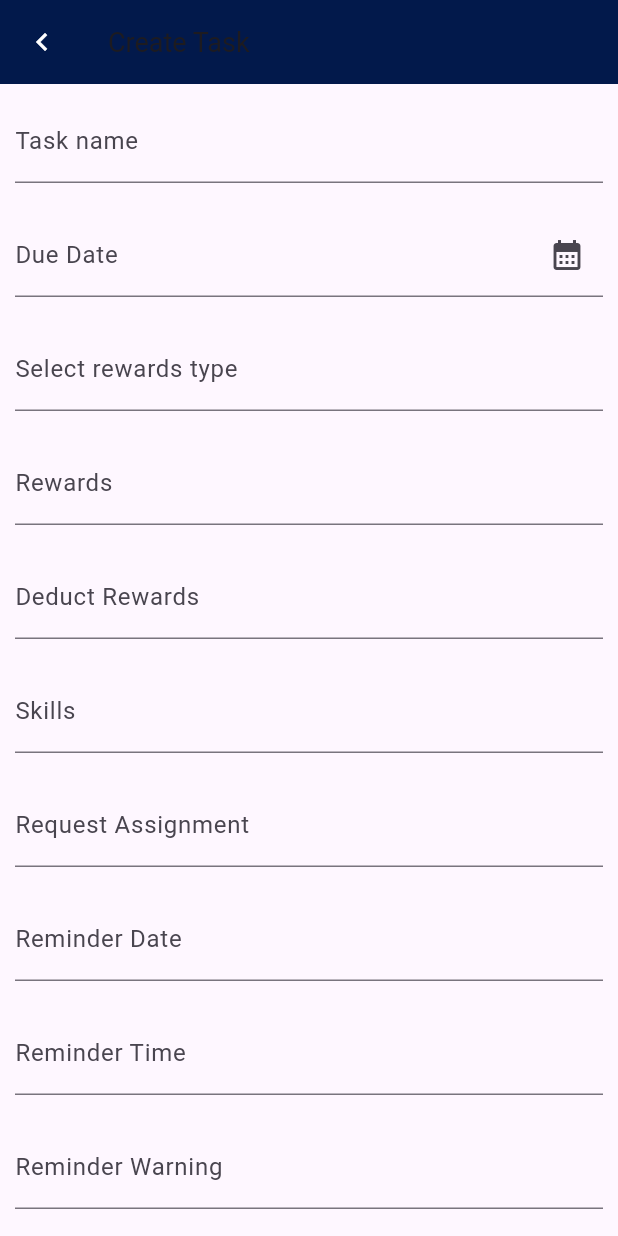
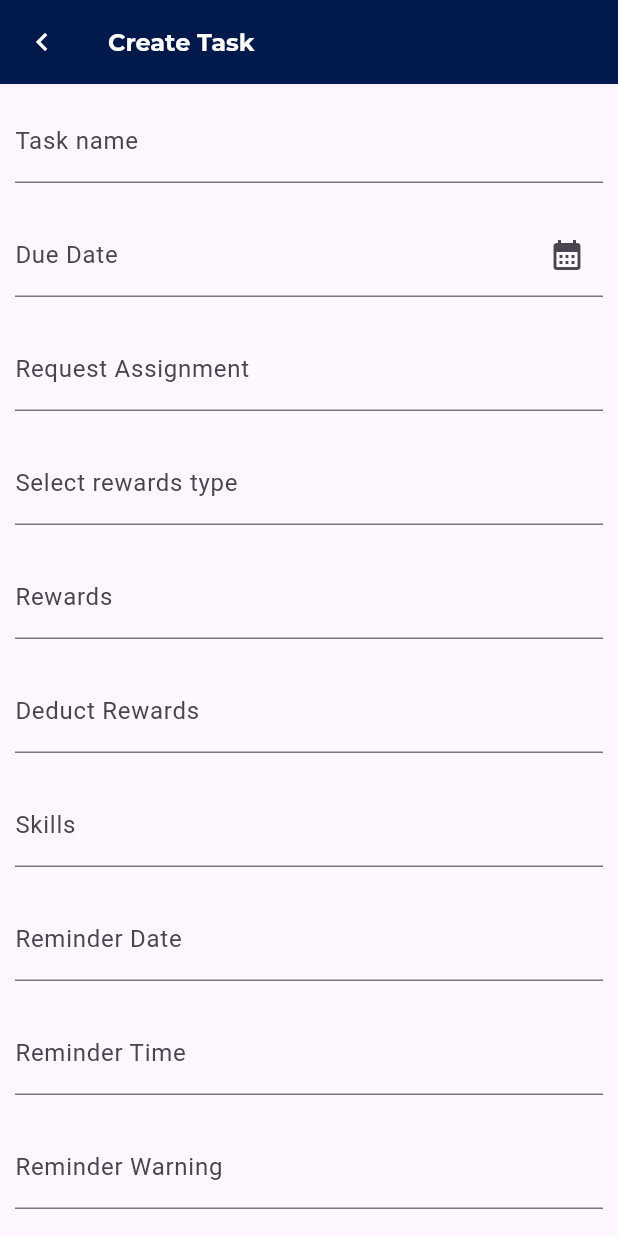
Before and after one commit to iCoder38/journey_recorded, a Flutter app: the CreateTaskScreen screen opened directly with empty values, on a phone screen of 412 x 824 dp. Run offline on Flutter 3.47's test engine with Material 3 defaults, Android fonts, the light colour scheme and no system bars; our stand-ins replace badges, cloud_firestore, dropdown_textfield, firebase_core, firebase_messaging, flutter_markdown and 5 more; missing offline and left inert: adaptive_action_sheet, dart:ffi, flutter_email_sender, flutter_phone_direct_caller, flutter_stripe; accounts and stored records are empty; Roboto replaces fonts that are missing (Avenir Next).

Commit message:
6-october-2023=>12:57pm

```diff
--- a/lib/task/create_task/create_task.dart
+++ b/lib/task/create_task/create_task.dart
@@ -120,12 +120,10 @@ class _CreateTaskScreenState extends State<CreateTaskScreen> {
   Widget build(BuildContext context) {
     return Scaffold(
       appBar: AppBar(
-        title: Text(
+        title: text_bold_style_custom(
           'Create Task',
-          style: TextStyle(
-            fontFamily: font_style_name,
-            fontSize: 18.0,
-          ),
+          Colors.white,
+          16.0,
         ),
         backgroundColor: navigation_color,
         leading: IconButton(
@@ -204,146 +202,7 @@ class _CreateTaskScreenState extends State<CreateTaskScreen> {
                   },
                 ),
               ),
-              Container(
-                margin: const EdgeInsets.all(
-                  10.0,
-                ),
-                child: TextFormField(
-                  readOnly: true,
-                  controller: cont_rewards_type,
-                  decoration: const InputDecoration(
-                    // // border: OutlineInputBorder(),
-                    labelText: 'Select rewards type',
-                  ),
-                  validator: (value) {
-                    if (value == null || value.isEmpty) {
-                      return 'Please enter value';
-                    }
-                    return null;
-                  },
-                  onTap: () {
               //
-                    openSelectRewardsType(context);
-                  },
-                ),
-              ),
-              (str_user_select_item == '1')
-                  ? GestureDetector(
-                      onTap: () {
-                        //
-                        showActionSheet_for_camera_gallery(context);
-                      },
-                      child: Column(
-                        children: [
-                          text_regular_style_custom(
-                            'Upload Reward Image',
-                            Colors.black,
-                            14.0,
-                          ),
-                          //
-                          const SizedBox(
-                            height: 8,
-                          ),
-                          //
-                          (imageFile == null)
-                              ? Container(
-                                  height: 120,
-                                  width: 120,
-                                  decoration: BoxDecoration(
-                                    border: Border.all(
-                                      width: 0.2,
-                                      color: Colors.black,
-                                    ),
-                                    color: Colors.white,
-                                    borderRadius: BorderRadius.circular(
-                                      12.0,
-                                    ),
-                                  ),
-                                  child: ClipRRect(
-                                    borderRadius: BorderRadius.circular(8.0),
-                                    child: Image.asset(
-                                      'assets/images/logo.png',
-                                    ),
-                                  ),
-                                )
-                              : Container(
-                                  height: 120,
-                                  width: 120,
-                                  decoration: BoxDecoration(
-                                    border: Border.all(
-                                      width: 0.2,
-                                      color: Colors.black,
-                                    ),
-                                    color: Colors.white,
-                                    borderRadius: BorderRadius.circular(
-                                      12.0,
-                                    ),
-                                  ),
-                                  child: ClipRRect(
-                                    borderRadius: BorderRadius.circular(8.0),
-                                    child: Image.file(
-                                      fit: BoxFit.cover,
-                                      imageFile!,
-                                      height: 150.0,
-                                      width: 100.0,
-                                    ),
-                                  ),
-                                ),
-                        ],
-                      ),
-                    )
-                  : Container(
-                      margin: const EdgeInsets.all(
-                        10.0,
-                      ),
-                      child: TextFormField(
-                        controller: cont_rewards,
-                        decoration: const InputDecoration(
-                          // border: OutlineInputBorder(),
-                          labelText: 'Rewards',
-                        ),
-                        validator: (value) {
-                          if (value == null || value.isEmpty) {
-                            return 'Please enter value';
-                          }
-                          return null;
-                        },
-                        keyboardType: TextInputType.number,
-                      ),
-                    ),
-              (str_user_select_item == '1')
-                  ? const SizedBox()
-                  : Container(
-                      margin: const EdgeInsets.all(
-                        10.0,
-                      ),
-                      child: TextFormField(
-                        controller: cont_deduct_rewards,
-                        decoration: const InputDecoration(
-                          // border: OutlineInputBorder(),
-                          labelText: 'Deduct Rewards',
-                        ),
-                        keyboardType: TextInputType.number,
-                      ),
-                    ),
-              Container(
-                margin: const EdgeInsets.all(
-                  10.0,
-                ),
-                child: TextFormField(
-                  controller: cont_skills,
-                  decoration: const InputDecoration(
-                    // border: OutlineInputBorder(),
-                    labelText: 'Skills',
-                  ),
-                  validator: (value) {
-                    if (value == null || value.isEmpty) {
-                      return 'Please enter value';
-                    }
-                    return null;
-                  },
-                ),
-              ),
               (str_user_select_which_profile == '1')
                   ? Container(
                       margin: const EdgeInsets.all(
@@ -393,7 +252,161 @@ class _CreateTaskScreenState extends State<CreateTaskScreen> {
                         },
                       ),
                     ),
-              Container(
+              //
+              (str_user_select_which_profile == '1')
+                  ? const SizedBox()
+                  : Container(
+                      margin: const EdgeInsets.all(
+                        10.0,
+                      ),
+                      child: TextFormField(
+                        readOnly: true,
+                        controller: cont_rewards_type,
+                        decoration: const InputDecoration(
+                          // // border: OutlineInputBorder(),
+                          labelText: 'Select rewards type',
+                        ),
+                        validator: (value) {
+                          if (value == null || value.isEmpty) {
+                            return 'Please enter value';
+                          }
+                          return null;
+                        },
+                        onTap: () {
+                          //
+                          openSelectRewardsType(context);
+                        },
+                      ),
+                    ),
+              (str_user_select_which_profile == '1')
+                  ? const SizedBox()
+                  : (str_user_select_item == '1')
+                      ? GestureDetector(
+                          onTap: () {
+                            //
+                            showActionSheet_for_camera_gallery(context);
+                          },
+                          child: Column(
+                            children: [
+                              text_regular_style_custom(
+                                'Upload Reward Image',
+                                Colors.black,
+                                14.0,
+                              ),
+                              //
+                              const SizedBox(
+                                height: 8,
+                              ),
+                              //
+                              (imageFile == null)
+                                  ? Container(
+                                      height: 120,
+                                      width: 120,
+                                      decoration: BoxDecoration(
+                                        border: Border.all(
+                                          width: 0.2,
+                                          color: Colors.black,
+                                        ),
+                                        color: Colors.white,
+                                        borderRadius: BorderRadius.circular(
+                                          12.0,
+                                        ),
+                                      ),
+                                      child: ClipRRect(
+                                        borderRadius:
+                                            BorderRadius.circular(8.0),
+                                        child: Image.asset(
+                                          'assets/images/logo.png',
+                                        ),
+                                      ),
+                                    )
+                                  : Container(
+                                      height: 120,
+                                      width: 120,
+                                      decoration: BoxDecoration(
+                                        border: Border.all(
+                                          width: 0.2,
+                                          color: Colors.black,
+                                        ),
+                                        color: Colors.white,
+                                        borderRadius: BorderRadius.circular(
+                                          12.0,
+                                        ),
+                                      ),
+                                      child: ClipRRect(
+                                        borderRadius:
+                                            BorderRadius.circular(8.0),
+                                        child: Image.file(
+                                          fit: BoxFit.cover,
+                                          imageFile!,
+                                          height: 150.0,
+                                          width: 100.0,
+                                        ),
+                                      ),
+                                    ),
+                            ],
+                          ),
+                        )
+                      : Container(
+                          margin: const EdgeInsets.all(
+                            10.0,
+                          ),
+                          child: TextFormField(
+                            controller: cont_rewards,
+                            decoration: const InputDecoration(
+                              // border: OutlineInputBorder(),
+                              labelText: 'Rewards',
+                            ),
+                            validator: (value) {
+                              if (value == null || value.isEmpty) {
+                                return 'Please enter value';
+                              }
+                              return null;
+                            },
+                            keyboardType: TextInputType.number,
+                          ),
+                        ),
+              (str_user_select_which_profile == '1')
+                  ? const SizedBox()
+                  : (str_user_select_item == '1')
+                      ? const SizedBox()
+                      : Container(
+                          margin: const EdgeInsets.all(
+                            10.0,
+                          ),
+                          child: TextFormField(
+                            controller: cont_deduct_rewards,
+                            decoration: const InputDecoration(
+                              // border: OutlineInputBorder(),
+                              labelText: 'Deduct Rewards',
+                            ),
+                            keyboardType: TextInputType.number,
+                          ),
+                        ),
+              (str_user_select_which_profile == '1')
+                  ? const SizedBox()
+                  : Container(
+                      margin: const EdgeInsets.all(
+                        10.0,
+                      ),
+                      child: TextFormField(
+                        controller: cont_skills,
+                        decoration: const InputDecoration(
+                          // border: OutlineInputBorder(),
+                          labelText: 'Skills',
+                        ),
+                        validator: (value) {
+                          if (value == null || value.isEmpty) {
+                            return 'Please enter value';
+                          }
+                          return null;
+                        },
+                      ),
+                    ),
+
+              (str_user_select_which_profile == '1')
+                  ? const SizedBox()
+                  : Container(
                       margin: const EdgeInsets.all(
                         10.0,
                       ),
@@ -433,7 +446,9 @@ class _CreateTaskScreenState extends State<CreateTaskScreen> {
                         },
                       ),
                     ),
-              Container(
+              (str_user_select_which_profile == '1')
+                  ? const SizedBox()
+                  : Container(
                       margin: const EdgeInsets.all(
                         10.0,
                       ),
@@ -493,7 +508,9 @@ class _CreateTaskScreenState extends State<CreateTaskScreen> {
                         // },
                       ),
                     ),
-              Container(
+              (str_user_select_which_profile == '1')
+                  ? const SizedBox()
+                  : Container(
                       margin: const EdgeInsets.all(
                         10.0,
                       ),
@@ -511,7 +528,9 @@ class _CreateTaskScreenState extends State<CreateTaskScreen> {
                         },
                       ),
                     ),
-              Container(
+              (str_user_select_which_profile == '1')
+                  ? const SizedBox()
+                  : Container(
                       margin: const EdgeInsets.all(
                         10.0,
                       ),
--- a/lib/task/create_task/create_task_validation.dart
+++ b/lib/task/create_task/create_task_validation.dart
@@ -24,7 +24,7 @@ class CreateTaskValidation {
     String groupidSub,
     BuildContext context,
   ) {
-    if (str_task_name == '') {
+    /* if (str_task_name == '') {
       //
       _showMyDialog('Task name', context);
       //
@@ -68,7 +68,7 @@ class CreateTaskValidation {
       print('create task ');
       print(rewardType.toString());
       print(groupidMain.toString());
-      print(groupidSub.toString());
+      print(groupidSub.toString());*/
 
     CreateTaskModal()
         .create_task_WB(
@@ -97,7 +97,6 @@ class CreateTaskValidation {
             ),
           },
         );
-    }
   }
 }
 
```
Also changed, not shown: lib/task_details/task_details.dart (+98 -2 lines), 5 other files. Lines whose indentation alone changed are shown as unchanged.
